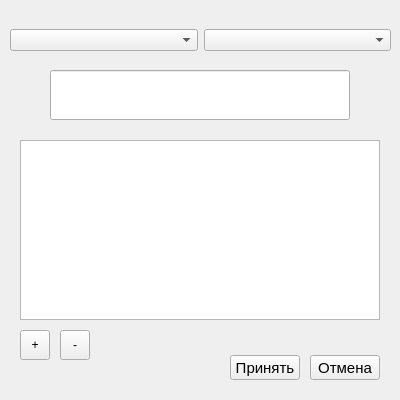
Qt form deviceproperties.ui (Meerckx/AppStand) before a commit.
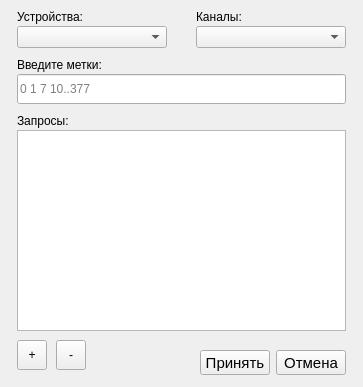
The same form after that commit.

What changed in the file:
```diff
--- a/deviceproperties.ui
+++ b/deviceproperties.ui
@@ -6,79 +6,21 @@
    <rect>
     <x>0</x>
     <y>0</y>
-    <width>400</width>
-    <height>400</height>
+    <width>363</width>
+    <height>387</height>
    </rect>
   </property>
   <property name="windowTitle">
    <string>Dialog</string>
   </property>
-  <widget class="QWidget" name="horizontalLayoutWidget">
-   <property name="geometry">
-    <rect>
-     <x>10</x>
-     <y>20</y>
-     <width>381</width>
-     <height>41</height>
-    </rect>
-   </property>
-   <layout class="QHBoxLayout" name="horizontalLayout">
-    <item>
-     <widget class="QComboBox" name="cbDevices">
-      <property name="editable">
-       <bool>false</bool>
-      </property>
-      <property name="currentText">
-       <string/>
-      </property>
-     </widget>
-    </item>
-    <item>
-     <widget class="QComboBox" name="cbChannels">
-      <property name="editable">
-       <bool>false</bool>
-      </property>
-      <property name="placeholderText">
-       <string/>
-      </property>
-     </widget>
-    </item>
-   </layout>
-  </widget>
-  <widget class="QLineEdit" name="leLabels">
-   <property name="geometry">
-    <rect>
-     <x>50</x>
-     <y>70</y>
-     <width>300</width>
-     <height>50</height>
-    </rect>
-   </property>
-  </widget>
-  <widget class="QListWidget" name="lwReqData">
-   <property name="geometry">
-    <rect>
-     <x>20</x>
-     <y>140</y>
-     <width>360</width>
-     <height>180</height>
-    </rect>
-   </property>
-   <property name="frameShape">
-    <enum>QFrame::StyledPanel</enum>
-   </property>
-   <property name="frameShadow">
-    <enum>QFrame::Sunken</enum>
-   </property>
-   <property name="midLineWidth">
-    <number>0</number>
-   </property>
-  </widget>
+  <property name="sizeGripEnabled">
+   <bool>false</bool>
+  </property>
   <widget class="QToolButton" name="btnAddReq">
    <property name="geometry">
     <rect>
-     <x>20</x>
-     <y>330</y>
+     <x>17</x>
+     <y>340</y>
      <width>30</width>
      <height>30</height>
     </rect>
@@ -90,8 +32,8 @@
   <widget class="QToolButton" name="btnDeleteReq">
    <property name="geometry">
     <rect>
-     <x>60</x>
-     <y>330</y>
+     <x>56</x>
+     <y>340</y>
      <width>30</width>
      <height>30</height>
     </rect>
@@ -103,8 +45,8 @@
   <widget class="QPushButton" name="btnApply">
    <property name="geometry">
     <rect>
-     <x>230</x>
-     <y>355</y>
+     <x>200</x>
+     <y>350</y>
      <width>70</width>
      <height>25</height>
     </rect>
@@ -128,8 +70,8 @@
   <widget class="QPushButton" name="btnCancel">
    <property name="geometry">
     <rect>
-     <x>310</x>
-     <y>355</y>
+     <x>276</x>
+     <y>350</y>
      <width>70</width>
      <height>25</height>
     </rect>
@@ -150,6 +92,169 @@
     <string>Отмена</string>
    </property>
   </widget>
+  <widget class="QWidget" name="gridLayoutWidget">
+   <property name="geometry">
+    <rect>
+     <x>0</x>
+     <y>10</y>
+     <width>363</width>
+     <height>321</height>
+    </rect>
+   </property>
+   <layout class="QGridLayout" name="gridLayout" rowstretch="0,0,0,0,0,0,0,0" columnstretch="0,0">
+    <property name="sizeConstraint">
+     <enum>QLayout::SetDefaultConstraint</enum>
+    </property>
+    <property name="leftMargin">
+     <number>3</number>
+    </property>
+    <property name="rightMargin">
+     <number>3</number>
+    </property>
+    <property name="horizontalSpacing">
+     <number>15</number>
+    </property>
+    <property name="verticalSpacing">
+     <number>2</number>
+    </property>
+    <item row="1" column="0">
+     <widget class="QComboBox" name="cbDevices">
+      <property name="minimumSize">
+       <size>
+        <width>150</width>
+        <height>0</height>
+       </size>
+      </property>
+      <property name="maximumSize">
+       <size>
+        <width>140</width>
+        <height>16777215</height>
+       </size>
+      </property>
+      <property name="editable">
+       <bool>false</bool>
+      </property>
+      <property name="currentText">
+       <string/>
+      </property>
+      <property name="placeholderText">
+       <string/>
+      </property>
+     </widget>
+    </item>
+    <item row="0" column="1">
+     <widget class="QLabel" name="labelChannels">
+      <property name="text">
+       <string>Каналы:</string>
+      </property>
+     </widget>
+    </item>
+    <item row="7" column="0" colspan="2">
+     <widget class="QListWidget" name="lwReqData">
+      <property name="frameShape">
+       <enum>QFrame::StyledPanel</enum>
+      </property>
+      <property name="frameShadow">
+       <enum>QFrame::Sunken</enum>
+      </property>
+      <property name="midLineWidth">
+       <number>0</number>
+      </property>
+     </widget>
+    </item>
+    <item row="1" column="1">
+     <widget class="QComboBox" name="cbChannels">
+      <property name="minimumSize">
+       <size>
+        <width>150</width>
+        <height>0</height>
+       </size>
+      </property>
+      <property name="maximumSize">
+       <size>
+        <width>140</width>
+        <height>16777215</height>
+       </size>
+      </property>
+      <property name="editable">
+       <bool>false</bool>
+      </property>
+      <property name="placeholderText">
+       <string/>
+      </property>
+     </widget>
+    </item>
+    <item row="2" column="0" colspan="2">
+     <spacer name="verticalSpacer">
+      <property name="orientation">
+       <enum>Qt::Vertical</enum>
+      </property>
+      <property name="sizeType">
+       <enum>QSizePolicy::Fixed</enum>
+      </property>
+      <property name="sizeHint" stdset="0">
+       <size>
+        <width>20</width>
+        <height>8</height>
+       </size>
+      </property>
+     </spacer>
+    </item>
+    <item row="0" column="0">
+     <widget class="QLabel" name="labelDevices">
+      <property name="text">
+       <string>Устройства:</string>
+      </property>
+     </widget>
+    </item>
+    <item row="4" column="0" colspan="2">
+     <widget class="QLineEdit" name="leLabels">
+      <property name="minimumSize">
+       <size>
+        <width>0</width>
+        <height>30</height>
+       </size>
+      </property>
+      <property name="inputMask">
+       <string/>
+      </property>
+      <property name="placeholderText">
+       <string>0 1 7 10..377</string>
+      </property>
+     </widget>
+    </item>
+    <item row="5" column="0" colspan="2">
+     <spacer name="verticalSpacer_2">
+      <property name="orientation">
+       <enum>Qt::Vertical</enum>
+      </property>
+      <property name="sizeType">
+       <enum>QSizePolicy::Fixed</enum>
+      </property>
+      <property name="sizeHint" stdset="0">
+       <size>
+        <width>20</width>
+        <height>8</height>
+       </size>
+      </property>
+     </spacer>
+    </item>
+    <item row="3" column="0">
+     <widget class="QLabel" name="labelLabels">
+      <property name="text">
+       <string>Введите метки:</string>
+      </property>
+     </widget>
+    </item>
+    <item row="6" column="0">
+     <widget class="QLabel" name="labelReqData">
+      <property name="text">
+       <string>Запросы:</string>
+      </property>
+     </widget>
+    </item>
+   </layout>
+  </widget>
  </widget>
  <resources/>
  <connections/>
```
Left out of the diff: 2 changed lines with no effect on the pictures.
